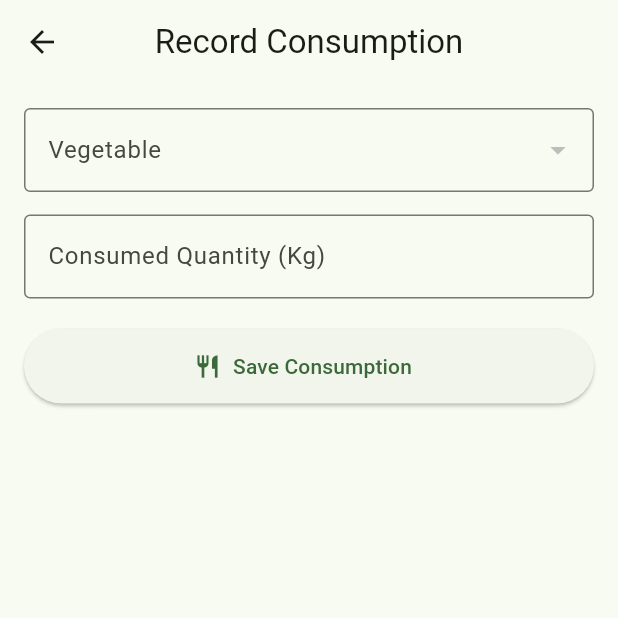
After one commit to Abu-git27/nutriveg_home, a Flutter app: the AddConsumptionScreen screen opened directly, after a tap on "Save Consumption", on a phone screen of 412 x 824 dp, the top half of it. The commit adds this screen. Run offline on Flutter 3.47's test engine with Material 3 defaults, Android fonts, the phone set to English and light mode, and no system bars; our stand-ins replace hive, hive_flutter; accounts and stored records are empty.

Commit message:
Day 9 - consuption module worked

```diff
--- a/lib/main.dart
+++ b/lib/main.dart
@@ -11,6 +11,7 @@ Future<void> main() async {
   await Hive.initFlutter();
 
   await Hive.openBox('purchases');
+  await Hive.openBox('consumptions');
 
   runApp(const NutriVegHomeApp());
 }
--- /dev/null
+++ b/lib/screens/add_consumption_screen.dart
@@ -0,0 +1,123 @@
+import 'package:flutter/material.dart';
+import 'package:hive/hive.dart';
+
+class AddConsumptionScreen extends StatefulWidget {
+  const AddConsumptionScreen({super.key});
+
+  @override
+  State<AddConsumptionScreen> createState() =>
+      _AddConsumptionScreenState();
+}
+
+class _AddConsumptionScreenState
+    extends State<AddConsumptionScreen> {
+  final quantityController =
+  TextEditingController();
+
+  String? selectedVegetable;
+
+  @override
+  Widget build(BuildContext context) {
+    final purchaseBox = Hive.box('purchases');
+    final consumptionBox = Hive.box('consumptions');
+
+    final vegetables = purchaseBox.values
+        .map((e) => e['vegetable'].toString())
+        .toSet()
+        .toList();
+
+    return Scaffold(
+      appBar: AppBar(
+        title: const Text(
+          "Record Consumption",
+        ),
+        centerTitle: true,
+      ),
+      body: Padding(
+        padding: const EdgeInsets.all(16),
+        child: Column(
+          children: [
+            DropdownButtonFormField<String>(
+              value: selectedVegetable,
+              decoration: const InputDecoration(
+                labelText: "Vegetable",
+                border: OutlineInputBorder(),
+              ),
+              items: vegetables.map((veg) {
+                return DropdownMenuItem(
+                  value: veg,
+                  child: Text(veg),
+                );
+              }).toList(),
+              onChanged: (value) {
+                setState(() {
+                  selectedVegetable = value;
+                });
+              },
+            ),
+
+            const SizedBox(height: 15),
+
+            TextField(
+              controller: quantityController,
+              keyboardType:
+              TextInputType.number,
+              decoration:
+              const InputDecoration(
+                labelText:
+                "Consumed Quantity (Kg)",
+                border:
+                OutlineInputBorder(),
+              ),
+            ),
+
+            const SizedBox(height: 20),
+
+            SizedBox(
+              width: double.infinity,
+              height: 50,
+              child: ElevatedButton.icon(
+                icon: const Icon(
+                  Icons.restaurant,
+                ),
+                label: const Text(
+                  "Save Consumption",
+                ),
+                onPressed: () {
+                  if (selectedVegetable ==
+                      null ||
+                      quantityController
+                          .text.isEmpty) {
+                    return;
+                  }
+
+                  consumptionBox.add({
+                    'vegetable':
+                    selectedVegetable,
+                    'quantity':
+                    quantityController
+                        .text,
+                    'date': DateTime.now()
+                        .toString(),
+                  });
+
+                  ScaffoldMessenger.of(
+                      context)
+                      .showSnackBar(
+                    const SnackBar(
+                      content: Text(
+                        "Consumption Saved",
+                      ),
+                    ),
+                  );
+
+                  Navigator.pop(context);
+                },
+              ),
+            ),
+          ],
+        ),
+      ),
+    );
+  }
+}
```
